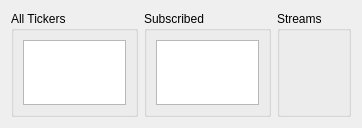
biddisco/lxqt-build-tools, file src/widgets/connection_widget.ui: the form before one commit.
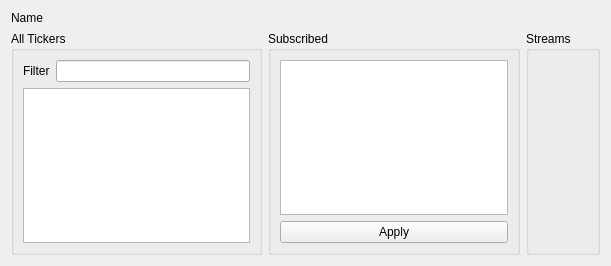
The form after the commit.

Commit message:
Move connection gui code construction into connection widget
Add a stub for implementing ticker price subscription on request
instead of hardcoded via the mainwindow

The edit to the form file:
```diff
--- a/src/widgets/connection_widget.ui
+++ b/src/widgets/connection_widget.ui
@@ -6,14 +6,21 @@
    <rect>
     <x>0</x>
     <y>0</y>
-    <width>362</width>
-    <height>128</height>
+    <width>611</width>
+    <height>266</height>
    </rect>
   </property>
   <property name="windowTitle">
    <string>Form</string>
   </property>
   <layout class="QVBoxLayout" name="verticalLayout">
+   <item>
+    <widget class="QLabel" name="name">
+     <property name="text">
+      <string>Name</string>
+     </property>
+    </widget>
+   </item>
    <item>
     <layout class="QHBoxLayout" name="horizontalLayout">
      <item>
@@ -28,6 +35,20 @@
         <string>All Tickers</string>
        </property>
        <layout class="QVBoxLayout" name="verticalLayout_3">
+        <item>
+         <layout class="QHBoxLayout" name="horizontalLayout_2">
+          <item>
+           <widget class="QLabel" name="label">
+            <property name="text">
+             <string>Filter</string>
+            </property>
+           </widget>
+          </item>
+          <item>
+           <widget class="QLineEdit" name="filter"/>
+          </item>
+         </layout>
+        </item>
         <item>
          <widget class="QListView" name="tickers_list">
           <property name="sizePolicy">
@@ -69,6 +90,13 @@
           </property>
          </widget>
         </item>
+        <item>
+         <widget class="QPushButton" name="apply">
+          <property name="text">
+           <string>Apply</string>
+          </property>
+         </widget>
+        </item>
        </layout>
       </widget>
      </item>
@@ -85,19 +113,6 @@
        </property>
       </widget>
      </item>
-     <item>
-      <spacer name="horizontalSpacer">
-       <property name="orientation">
-        <enum>Qt::Horizontal</enum>
-       </property>
-       <property name="sizeHint" stdset="0">
-        <size>
-         <width>40</width>
-         <height>20</height>
-        </size>
-       </property>
-      </spacer>
-     </item>
     </layout>
    </item>
   </layout>
```
The commit also changes 8 other files.
